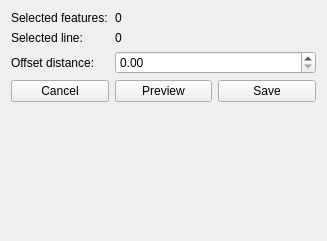
Above: ui/geometry/ui_offset_distance.ui from gltn/stdm before the change. Below: the same form after it.
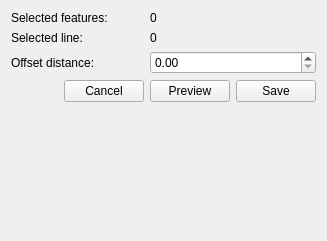
That is the form after the change.

Patch:
```diff
--- a/ui/geometry/ui_offset_distance.ui
+++ b/ui/geometry/ui_offset_distance.ui
@@ -14,45 +14,24 @@
    <string>Form</string>
   </property>
   <layout class="QGridLayout" name="gridLayout">
-   <item row="0" column="1">
+   <item row="0" column="2">
     <widget class="QLabel" name="sel_features_lbl">
      <property name="text">
       <string>0</string>
      </property>
     </widget>
    </item>
-   <item row="2" column="1" colspan="2">
+   <item row="2" column="2" colspan="2">
     <widget class="QDoubleSpinBox" name="offset_distance"/>
    </item>
-   <item row="2" column="0">
-    <widget class="QLabel" name="label_11">
-     <property name="text">
-      <string>Offset distance:</string>
-     </property>
-    </widget>
-   </item>
-   <item row="0" column="0">
-    <widget class="QLabel" name="label_24">
-     <property name="text">
-      <string>Selected features:</string>
-     </property>
-    </widget>
-   </item>
-   <item row="1" column="1">
+   <item row="1" column="2">
     <widget class="QLabel" name="selected_line_lbl">
      <property name="text">
       <string>0</string>
      </property>
     </widget>
    </item>
-   <item row="1" column="0">
-    <widget class="QLabel" name="label_28">
-     <property name="text">
-      <string>Selected line:</string>
-     </property>
-    </widget>
-   </item>
-   <item row="4" column="1">
+   <item row="4" column="2">
     <spacer name="verticalSpacer">
      <property name="orientation">
       <enum>Qt::Vertical</enum>
@@ -65,27 +44,61 @@
      </property>
     </spacer>
    </item>
-   <item row="3" column="1">
+   <item row="3" column="2">
     <widget class="QPushButton" name="preview_btn">
      <property name="text">
       <string>Preview</string>
      </property>
     </widget>
    </item>
-   <item row="3" column="2">
+   <item row="3" column="3">
     <widget class="QPushButton" name="save_btn">
      <property name="text">
       <string>Save</string>
      </property>
     </widget>
    </item>
-   <item row="3" column="0">
+   <item row="3" column="1">
     <widget class="QPushButton" name="cancel_btn">
      <property name="text">
       <string>Cancel</string>
      </property>
     </widget>
    </item>
+   <item row="3" column="0">
+    <spacer name="horizontalSpacer">
+     <property name="orientation">
+      <enum>Qt::Horizontal</enum>
+     </property>
+     <property name="sizeHint" stdset="0">
+      <size>
+       <width>40</width>
+       <height>20</height>
+      </size>
+     </property>
+    </spacer>
+   </item>
+   <item row="0" column="0" colspan="2">
+    <widget class="QLabel" name="label_24">
+     <property name="text">
+      <string>Selected features:</string>
+     </property>
+    </widget>
+   </item>
+   <item row="1" column="0" colspan="2">
+    <widget class="QLabel" name="label_28">
+     <property name="text">
+      <string>Selected line:</string>
+     </property>
+    </widget>
+   </item>
+   <item row="2" column="0" colspan="2">
+    <widget class="QLabel" name="label_11">
+     <property name="text">
+      <string>Offset distance:</string>
+     </property>
+    </widget>
+   </item>
   </layout>
  </widget>
  <resources/>
```
